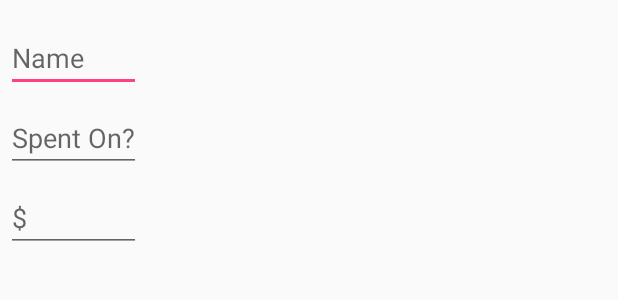
After one commit to nebnitt/budget-for-android, an Android app: the layout dialog_edit.xml on its own in the app's theme, with its tools: preview values and no code run, on a phone screen of 412 x 824 dp. The commit adds this screen. Shown: the top 300 px of the screen. Run offline under Robolectric (Android 15) with nearby library versions, the phone set to English and light mode, and no system bars.

Commit message:
Factor database methods into new helper class. Add new image button and dialog for editing entries in the list.

```diff
--- a/app/src/main/res/drawable/square.xml
+++ b/app/src/main/res/drawable/circle.xml
@@ -1,6 +1,6 @@
 <?xml version="1.0" encoding="utf-8"?>
 <shape xmlns:android="http://schemas.android.com/apk/res/android"
-    android:shape="rectangle">
+    android:shape="oval">
     <solid android:color="@color/colorPrimaryDark" />
 
 </shape>
--- a/app/src/main/res/layout/activity_main.xml
+++ b/app/src/main/res/layout/activity_main.xml
@@ -34,7 +34,7 @@
             android:id="@+id/dollars_spent_edit_text"
             android:layout_width="40dp"
             android:layout_height="wrap_content"
-            android:contentDescription="@string/dollars_spent_hint"
+            android:hint="@string/dollars_spent_hint"
             android:gravity="center"
             android:inputType="number"
             android:maxLength="3"
--- /dev/null
+++ b/app/src/main/res/layout/dialog_edit.xml
@@ -0,0 +1,30 @@
+<?xml version="1.0" encoding="utf-8"?>
+<LinearLayout xmlns:android="http://schemas.android.com/apk/res/android"
+    android:orientation="vertical"
+    android:layout_width="wrap_content"
+    android:layout_height="wrap_content">
+    <EditText
+        android:id="@+id/edit_name"
+        android:layout_width="match_parent"
+        android:layout_height="wrap_content"
+        android:layout_marginTop="16dp"
+        android:layout_marginLeft="4dp"
+        android:layout_marginRight="4dp"
+        android:layout_marginBottom="4dp"
+        android:hint="@string/name_hint" />
+    <EditText
+        android:id="@+id/edit_spent_on"
+        android:layout_width="match_parent"
+        android:layout_height="wrap_content"
+        android:layout_margin="4dp"
+        android:hint="@string/spent_on_what_hint"/>
+    <EditText
+        android:id="@+id/edit_dollars"
+        android:layout_width="match_parent"
+        android:layout_height="wrap_content"
+        android:layout_marginTop="4dp"
+        android:layout_marginLeft="4dp"
+        android:layout_marginRight="4dp"
+        android:layout_marginBottom="16dp"
+        android:hint="@string/dollars_spent_hint"/>
+</LinearLayout>
--- a/app/src/main/res/values/strings.xml
+++ b/app/src/main/res/values/strings.xml
@@ -2,9 +2,10 @@
     <string name="app_name">Budget</string>
     <string name="name_hint">Name</string>
     <string name="spent_on_what_hint">Spent On?</string>
-    <string name="dollars_spent_hint">How Much?</string>
+    <string name="dollars_spent_hint">$</string>
     <string name="add_button_text">ADD</string>
     <string name="see_overview_text">Overview</string>
+    <string name="edit">Edit</string>
     <string name="default_name">[Name]</string>
     <string name="default_dollars">\?</string>
     <string name="default_spent_on">On What?</string>
```
Also changed, not shown: app/src/main/java/com/example/android/budget/BudgetAdapter.java (+4 -3 lines), app/src/main/java/com/example/android/budget/MainActivity.java (+97 -65 lines), app/src/main/java/com/example/android/budget/SqlUtils.java (added, +92 -0 lines), app/src/main/res/layout/budget_list_item.xml (+11 -1 lines), app/src/main/res/drawable/edit_icon.png (added).
